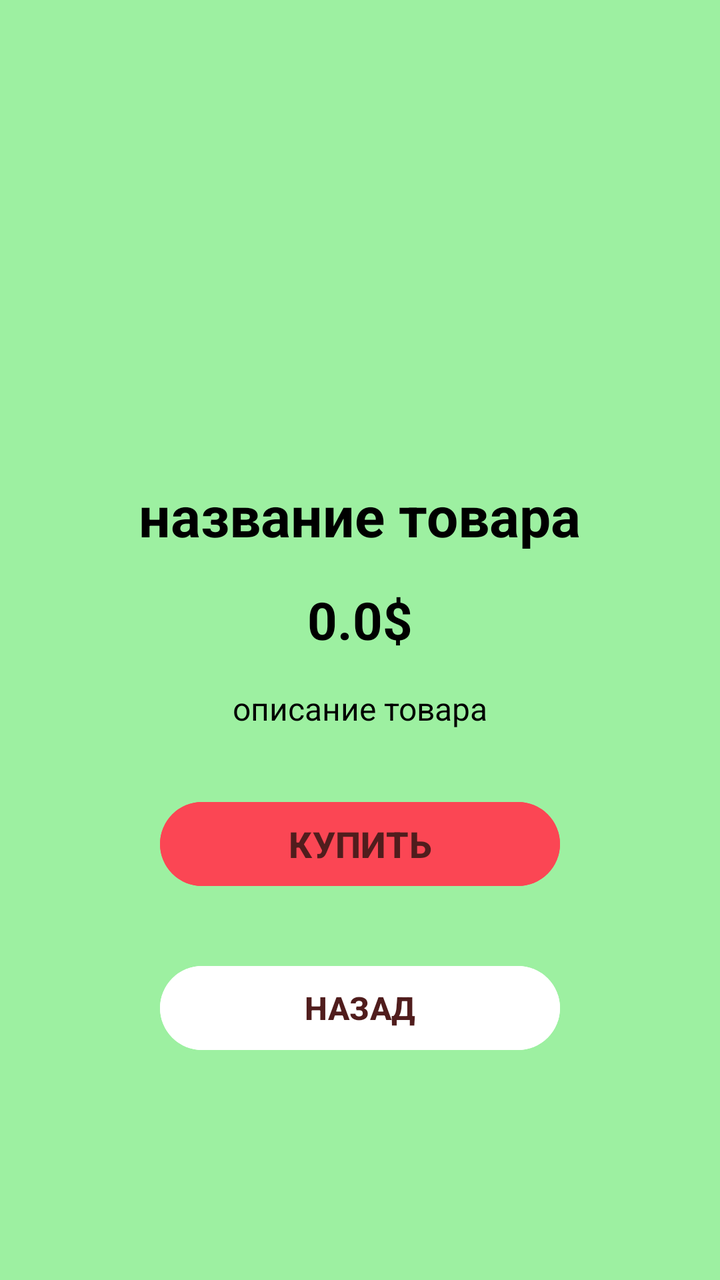
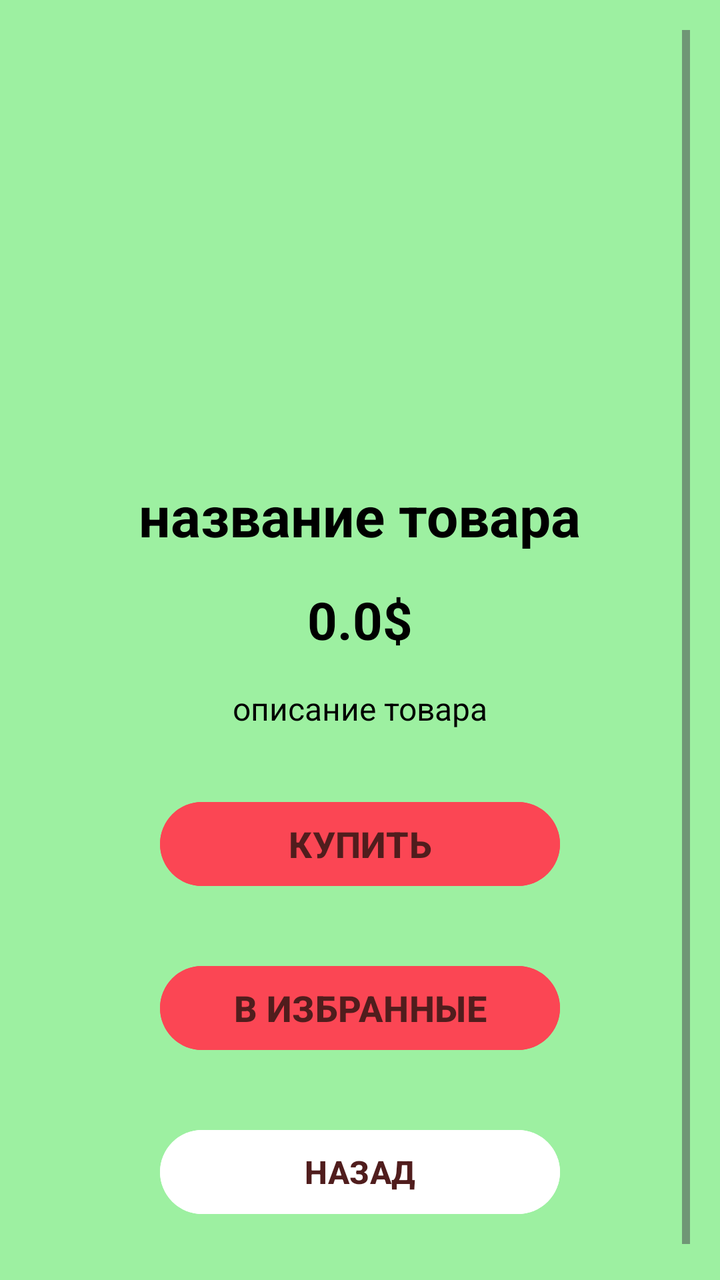

Before-and-after screenshots of an Android layout around one commit, followed by the original layout XML and the change that was made.
<!-- AndroidManifest.xml: application theme Theme.MyApplicationShopNew -->
<!-- res/layout/activity_detail2.xml -->
<?xml version="1.0" encoding="utf-8"?>
<ScrollView xmlns:android="http://schemas.android.com/apk/res/android"
    android:layout_width="match_parent"
    android:layout_height="match_parent"
    android:background="#9DF0A1"
    android:padding="15dp">

    <LinearLayout
        android:layout_width="match_parent"
        android:layout_height="wrap_content"
        android:orientation="vertical"
        android:gravity="center_horizontal">

        <ImageView
            android:id="@+id/detailImage"
            android:layout_width="200dp"
            android:layout_height="200dp"
            android:layout_marginBottom="24dp" />

        <TextView
            android:id="@+id/detailName"
            android:layout_width="wrap_content"
            android:layout_height="wrap_content"
            android:text="название товара"
            android:textSize="28sp"
            android:textStyle="bold"
            android:textColor="@color/black"
            android:layout_marginBottom="16dp"/>

        <TextView
            android:id="@+id/detailPrice"
            android:layout_width="wrap_content"
            android:layout_height="wrap_content"
            android:text="0.0$"
            android:textSize="26sp"
            android:textStyle="bold"
            android:textColor="@color/black"
            android:layout_marginBottom="16dp"/>

        <TextView
            android:id="@+id/detailDescription"
            android:layout_width="match_parent"
            android:layout_height="wrap_content"
            android:text="описание товара"
            android:textSize="16sp"
            android:textColor="@color/black"
            android:layout_marginBottom="32dp"
            android:gravity="center"/>

        <Button
            android:id="@+id/buyButton"
            android:layout_width="200dp"
            android:layout_height="50dp"
            android:backgroundTint="#FB4654"
            android:text="КУПИТЬ"
            android:textSize="18sp"
            android:textStyle="bold"
            android:textColor="#501D1D"
            android:layout_marginBottom="32dp"
            />

        <Button
            android:id="@+id/backButton"
            android:layout_width="200dp"
            android:layout_height="50dp"
            android:backgroundTint="@color/white"
            android:text="НАЗАД"
            android:textSize="16sp"
            android:textStyle="bold"
            android:textColor="#501D1D"
            android:layout_marginBottom="32dp"
            />




    </LinearLayout>



</ScrollView>
<!-- resources referenced by this layout -->
<resources>
  <color name="black">#FF000000</color>
  <color name="white">#FFFFFFFF</color>
  <style name="Theme.MyApplicationShopNew" parent="Base.Theme.MyApplicationShopNew" />
  <style name="Base.Theme.MyApplicationShopNew" parent="Theme.Material3.DayNight.NoActionBar">
          
          
      </style>
</resources>

<!-- the commit's change to res/layout/activity_detail2.xml (unified diff, before → after) -->
@@ -60,6 +60,17 @@
             />
 
         <Button
+            android:id="@+id/favorButton"
+            android:layout_width="200dp"
+            android:layout_height="50dp"
+            android:layout_marginBottom="32dp"
+            android:backgroundTint="#FB4654"
+            android:text="В ИЗБРАННЫЕ"
+            android:textColor="#501D1D"
+            android:textSize="18sp"
+            android:textStyle="bold" />
+
+        <Button
             android:id="@+id/backButton"
             android:layout_width="200dp"
             android:layout_height="50dp"
